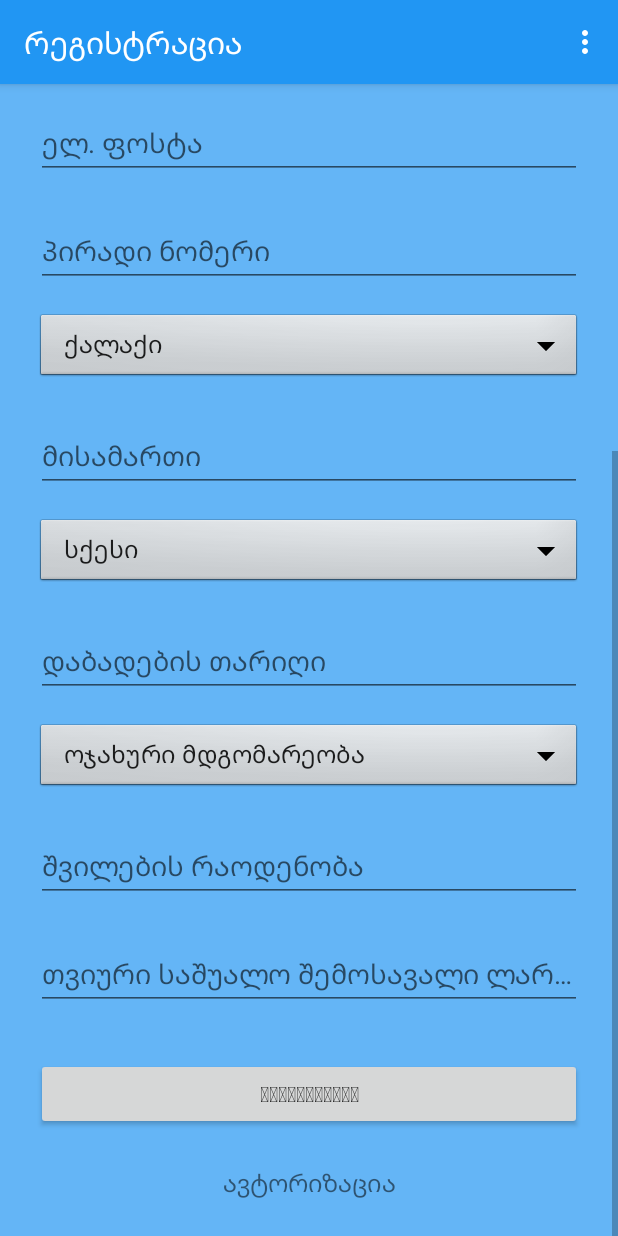
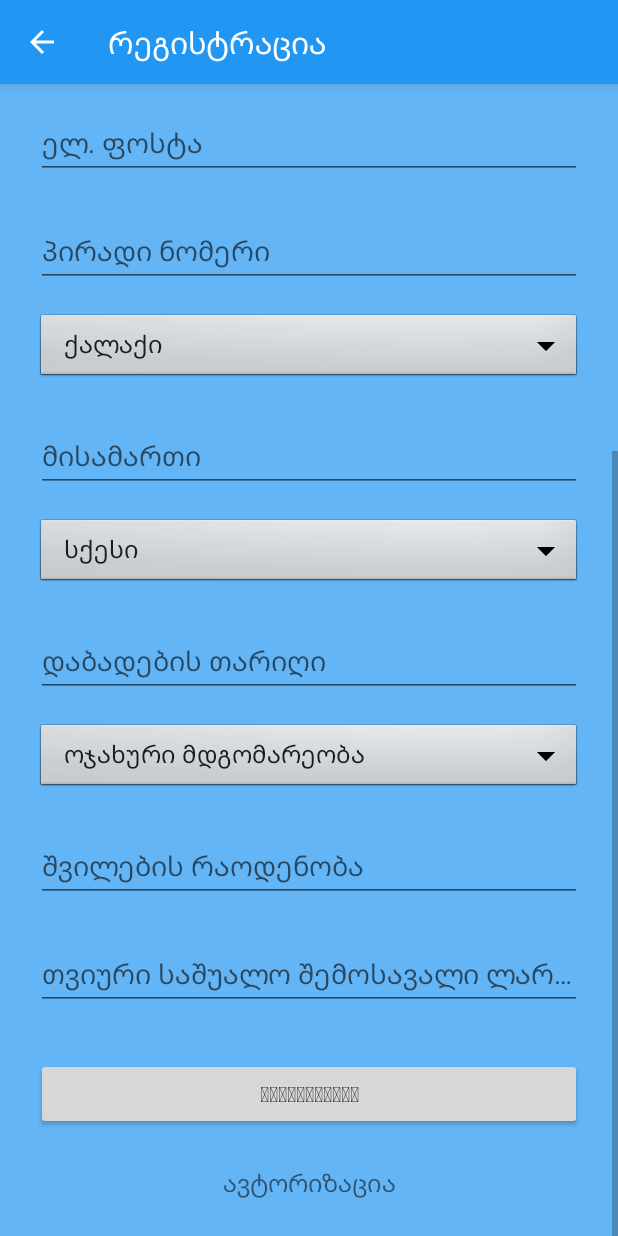
Before and after one commit to kobakareli/REKLAPP-client, an Android app: the SignUpActivity screen opened directly, with no data from a screen before it, scrolled down 472 dp, on a phone screen of 412 x 824 dp. Run offline under Robolectric (Android 15) with nearby library versions, the light colour scheme and no system bars; libraries missing offline, so code that uses them is left out: retrofit.client.

Commit message:
some other minor tweaks

```diff
--- a/app/src/main/java/com/example/koba/reklappclient/AppActivity.java
+++ b/app/src/main/java/com/example/koba/reklappclient/AppActivity.java
@@ -125,10 +125,6 @@ public class AppActivity extends AppCompatActivity {
         // as you specify a parent activity in AndroidManifest.xml.
         int id = item.getItemId();
 
-        //noinspection SimplifiableIfStatement
-        if (id == R.id.action_settings) {
-            return true;
-        }
 
         return super.onOptionsItemSelected(item);
     }
--- a/app/src/main/java/com/example/koba/reklappclient/MainActivity.java
+++ b/app/src/main/java/com/example/koba/reklappclient/MainActivity.java
@@ -137,11 +137,6 @@ public class MainActivity extends AppCompatActivity {
         // as you specify a parent activity in AndroidManifest.xml.
         int id = item.getItemId();
 
-        //noinspection SimplifiableIfStatement
-        if (id == R.id.action_settings) {
-            return true;
-        }
-
         return super.onOptionsItemSelected(item);
     }
 }
--- a/app/src/main/java/com/example/koba/reklappclient/SignUpActivity.java
+++ b/app/src/main/java/com/example/koba/reklappclient/SignUpActivity.java
@@ -68,6 +68,7 @@ public class SignUpActivity extends AppCompatActivity{
         Toolbar toolbar = (Toolbar) findViewById(R.id.toolbar);
         setSupportActionBar(toolbar);
         getSupportActionBar().setTitle("რეგისტრაცია");
+        getSupportActionBar().setDisplayHomeAsUpEnabled(true);
 
         setUpSpinners();
         setUpDatePicker();
@@ -282,8 +283,8 @@ public class SignUpActivity extends AppCompatActivity{
         // as you specify a parent activity in AndroidManifest.xml.
         int id = item.getItemId();
 
-        //noinspection SimplifiableIfStatement
-        if (id == R.id.action_settings) {
+        if (id == android.R.id.home) {
+            onBackPressed();
             return true;
         }
 
--- a/app/src/main/res/menu/menu_main.xml
+++ b/app/src/main/res/menu/menu_main.xml
@@ -2,8 +2,4 @@
     xmlns:app="http://schemas.android.com/apk/res-auto"
     xmlns:tools="http://schemas.android.com/tools"
     tools:context="com.example.koba.reklappclient.MainActivity" >
-    <item android:id="@+id/action_settings"
-        android:title="@string/action_settings"
-        android:orderInCategory="100"
-        app:showAsAction="never" />
 </menu>
```
